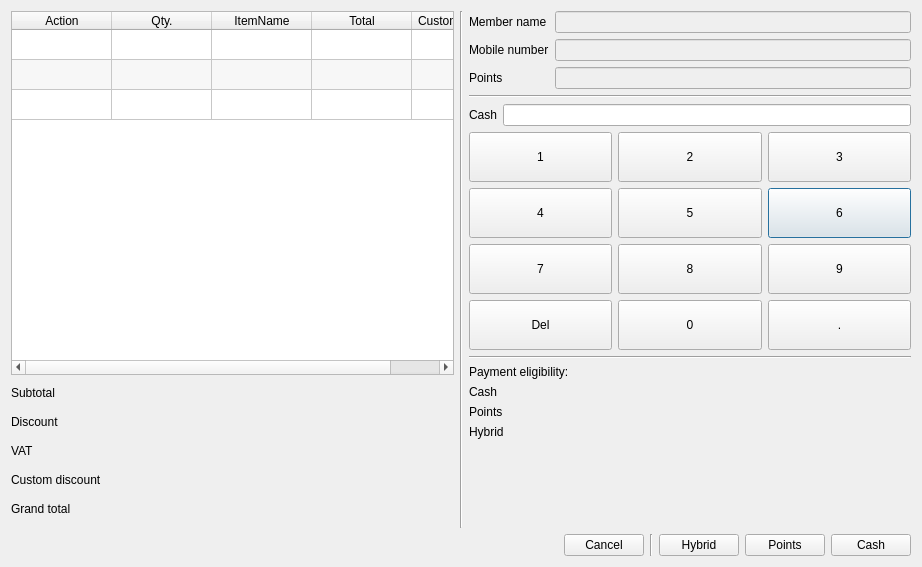
The window that app/views/templates/InOrder.ui (rondalefloyd/mts-pos) describes before a commit, drawn with Qt 5.
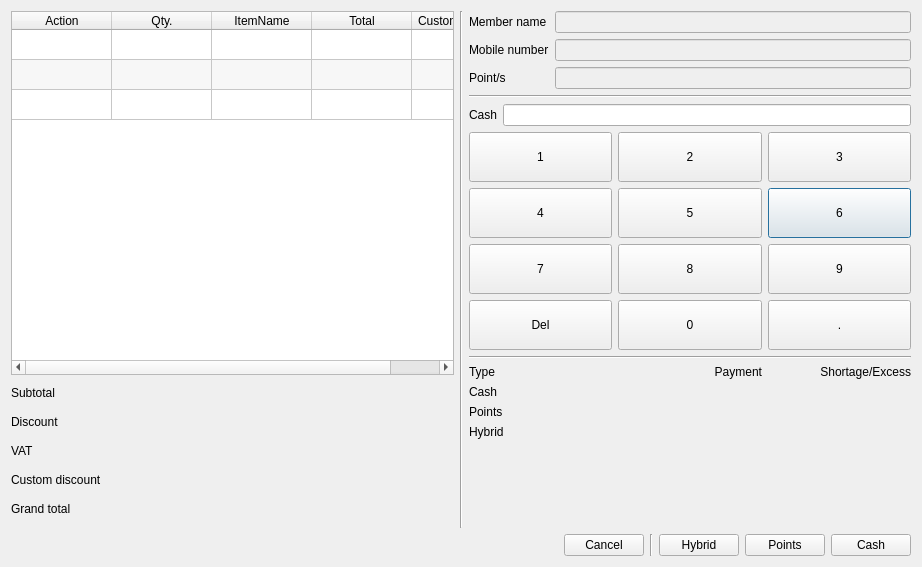
The same window after the commit.

Diff of the .ui file:
```diff
--- a/app/views/templates/InOrder.ui
+++ b/app/views/templates/InOrder.ui
@@ -256,7 +256,7 @@
            <item row="2" column="0">
             <widget class="QLabel" name="label_11">
              <property name="text">
-              <string>Points</string>
+              <string>Point/s</string>
              </property>
             </widget>
            </item>
@@ -536,21 +536,7 @@
         </widget>
        </item>
        <item>
-        <layout class="QFormLayout" name="formLayout_3">
-         <item row="1" column="0">
-          <widget class="QLabel" name="label_12">
-           <property name="text">
-            <string>Cash</string>
-           </property>
-          </widget>
-         </item>
-         <item row="2" column="0">
-          <widget class="QLabel" name="label_13">
-           <property name="text">
-            <string>Points</string>
-           </property>
-          </widget>
-         </item>
+        <layout class="QGridLayout" name="gridLayout_2">
          <item row="3" column="0">
           <widget class="QLabel" name="label_14">
            <property name="text">
@@ -558,8 +544,15 @@
            </property>
           </widget>
          </item>
-         <item row="1" column="1">
-          <widget class="QLabel" name="labelCashShortage">
+         <item row="1" column="0">
+          <widget class="QLabel" name="label_12">
+           <property name="text">
+            <string>Cash</string>
+           </property>
+          </widget>
+         </item>
+         <item row="2" column="2">
+          <widget class="QLabel" name="labelPointsShortageExcess">
            <property name="font">
             <font>
              <weight>75</weight>
@@ -574,23 +567,10 @@
            </property>
           </widget>
          </item>
-         <item row="0" column="0" colspan="2">
-          <widget class="QLabel" name="label_6">
-           <property name="text">
-            <string>Payment eligibility:</string>
-           </property>
-          </widget>
-         </item>
          <item row="2" column="1">
-          <widget class="QLabel" name="labelPointsShortage">
-           <property name="font">
-            <font>
-             <weight>75</weight>
-             <bold>true</bold>
-            </font>
-           </property>
+          <widget class="QLabel" name="labelPointsPayment">
            <property name="text">
-            <string>&lt;PointsShortage&gt;</string>
+            <string>&lt;PointsPayment&gt;</string>
            </property>
            <property name="alignment">
             <set>Qt::AlignRight|Qt::AlignTrailing|Qt::AlignVCenter</set>
@@ -598,7 +578,47 @@
           </widget>
          </item>
          <item row="3" column="1">
-          <widget class="QLabel" name="labelHybridShortage">
+          <widget class="QLabel" name="labelHybridPayment">
+           <property name="text">
+            <string>&lt;HybridPayment&gt;</string>
+           </property>
+           <property name="alignment">
+            <set>Qt::AlignRight|Qt::AlignTrailing|Qt::AlignVCenter</set>
+           </property>
+          </widget>
+         </item>
+         <item row="0" column="2">
+          <widget class="QLabel" name="label_17">
+           <property name="text">
+            <string>Shortage/Excess</string>
+           </property>
+           <property name="alignment">
+            <set>Qt::AlignRight|Qt::AlignTrailing|Qt::AlignVCenter</set>
+           </property>
+          </widget>
+         </item>
+         <item row="1" column="1">
+          <widget class="QLabel" name="labelCashPayment">
+           <property name="text">
+            <string>&lt;CashPayment&gt;</string>
+           </property>
+           <property name="alignment">
+            <set>Qt::AlignRight|Qt::AlignTrailing|Qt::AlignVCenter</set>
+           </property>
+          </widget>
+         </item>
+         <item row="0" column="1">
+          <widget class="QLabel" name="label_15">
+           <property name="text">
+            <string>Payment</string>
+           </property>
+           <property name="alignment">
+            <set>Qt::AlignRight|Qt::AlignTrailing|Qt::AlignVCenter</set>
+           </property>
+          </widget>
+         </item>
+         <item row="3" column="2">
+          <widget class="QLabel" name="labelHybridShortageExcess">
            <property name="font">
             <font>
              <weight>75</weight>
@@ -613,6 +633,36 @@
            </property>
           </widget>
          </item>
+         <item row="0" column="0">
+          <widget class="QLabel" name="label_10">
+           <property name="text">
+            <string>Type</string>
+           </property>
+          </widget>
+         </item>
+         <item row="1" column="2">
+          <widget class="QLabel" name="labelCashShortageExcess">
+           <property name="font">
+            <font>
+             <weight>75</weight>
+             <bold>true</bold>
+            </font>
+           </property>
+           <property name="text">
+            <string>&lt;CashShortageExcess&gt;</string>
+           </property>
+           <property name="alignment">
+            <set>Qt::AlignRight|Qt::AlignTrailing|Qt::AlignVCenter</set>
+           </property>
+          </widget>
+         </item>
+         <item row="2" column="0">
+          <widget class="QLabel" name="label_13">
+           <property name="text">
+            <string>Points</string>
+           </property>
+          </widget>
+         </item>
         </layout>
        </item>
        <item>
```
Left out of the diff: 18 changed lines with no effect on the pictures.
